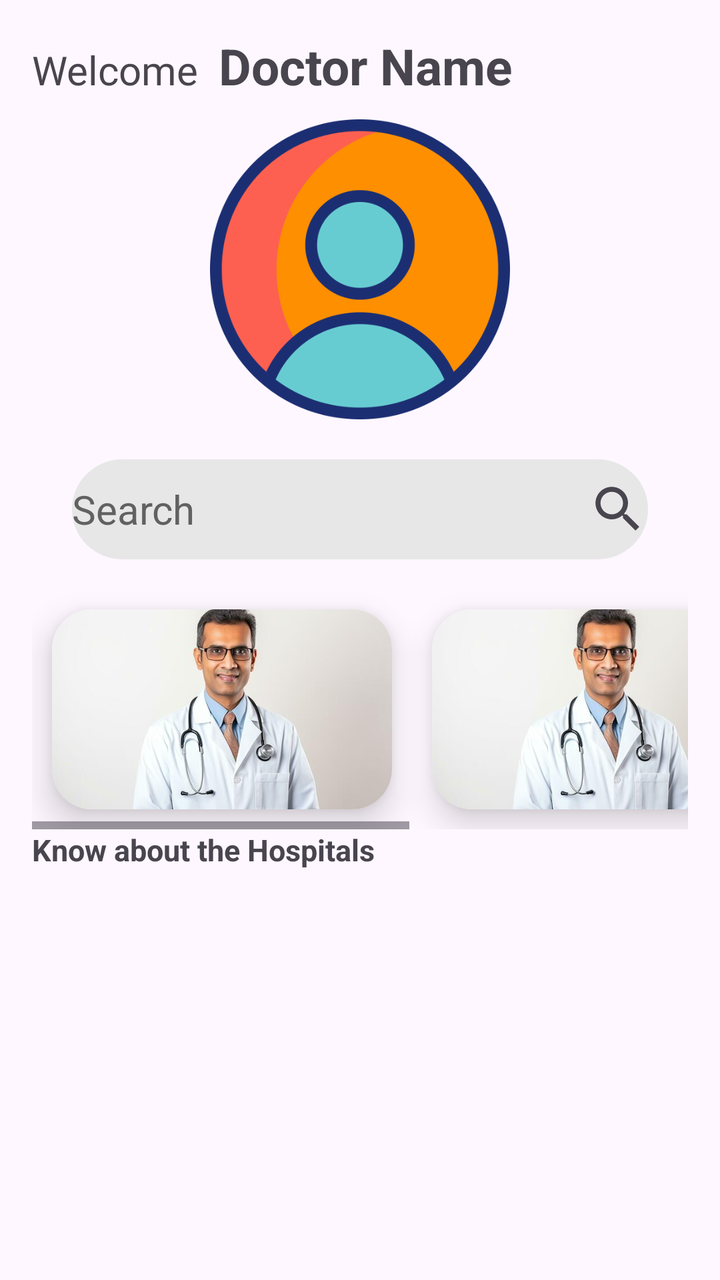
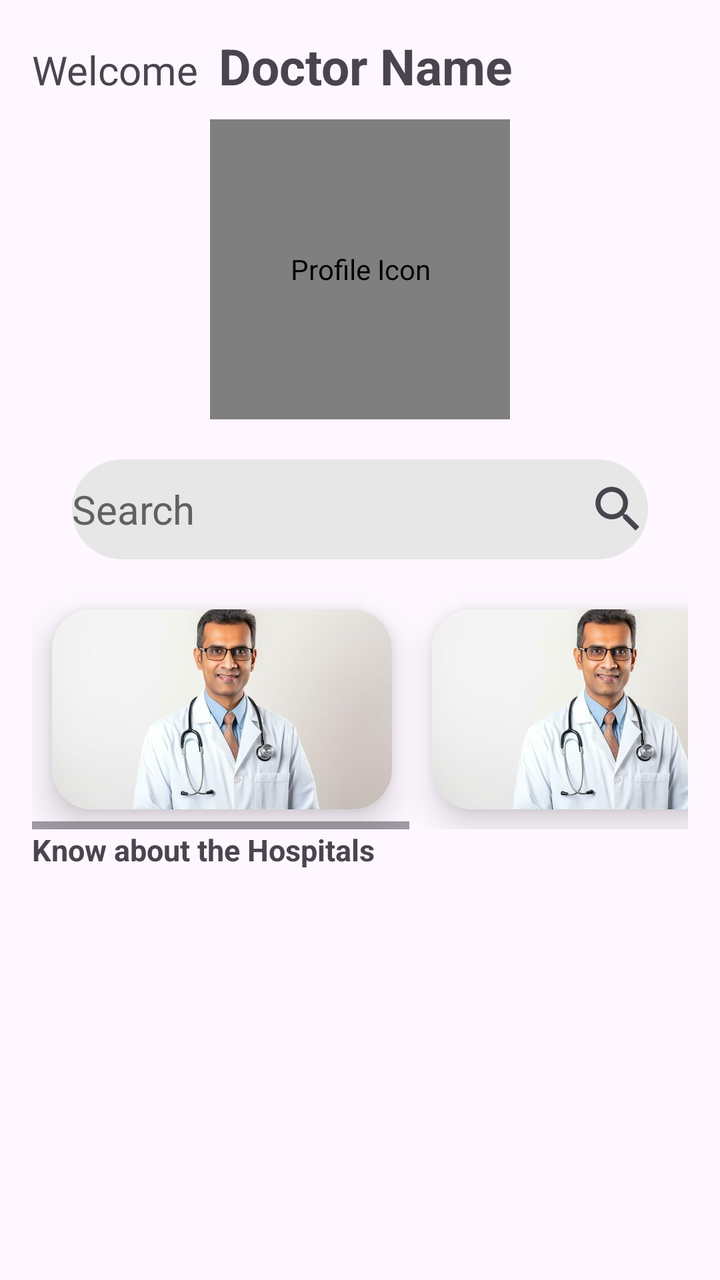

Before-and-after screenshots of an Android layout around one commit, followed by the original layout XML and the change that was made.
<!-- AndroidManifest.xml: application theme Theme.DoctorA -->
<!-- res/layout/fragment_dash_board.xml -->
<?xml version="1.0" encoding="utf-8"?>
<androidx.constraintlayout.widget.ConstraintLayout xmlns:android="http://schemas.android.com/apk/res/android"
    xmlns:app="http://schemas.android.com/apk/res-auto"
    xmlns:tools="http://schemas.android.com/tools"
    android:layout_width="match_parent"
    android:layout_height="match_parent"
    tools:context=".Fragment.DashBoardFragment">

    <LinearLayout
        android:layout_width="match_parent"
        android:layout_height="match_parent"
        android:orientation="vertical"
        android:padding="16dp">


        <LinearLayout
            android:layout_width="match_parent"
            android:layout_height="wrap_content"
            android:orientation="horizontal">

            <TextView
                android:layout_width="wrap_content"
                android:layout_height="wrap_content"
                android:fontFamily="@font/bungee"
                android:text="Welcome  "
                android:textSize="20sp" />

            <TextView
                android:id="@+id/doctorname"
                android:layout_width="wrap_content"
                android:layout_height="wrap_content"
                android:fontFamily="sans-serif"
                android:text="Doctor Name"
                android:textSize="25sp"
                android:textStyle="bold" />

        </LinearLayout>

        <ImageView
            android:layout_width="150dp"
            android:layout_height="150dp"
            android:layout_gravity="center_horizontal"
            android:layout_marginTop="10dp"
            android:contentDescription="Profile Icon"
            android:src="@drawable/profileicon" />
        >

        <LinearLayout
            android:id="@+id/homeSearch"
            android:layout_width="match_parent"
            android:layout_height="50dp"
            android:layout_marginStart="20dp"
            android:layout_marginTop="20dp"
            android:layout_marginEnd="20dp"
            android:background="@drawable/search"
            android:gravity="center"
            android:orientation="horizontal">

            <TextView
                android:layout_width="wrap_content"
                android:layout_height="wrap_content"
                android:layout_weight="1"
                android:text="Search"
                android:textColor="@color/dark_gray"
                android:textSize="20sp" />

            <ImageView
                android:layout_width="30dp"
                android:layout_height="30dp"
                android:contentDescription="Search Icon"
                android:src="@drawable/search2" />
        </LinearLayout>

        
        <HorizontalScrollView
            android:layout_width="match_parent"
            android:layout_height="wrap_content"
            android:layout_marginTop="15dp">

            <LinearLayout
                android:layout_width="wrap_content"
                android:layout_height="wrap_content"
                android:orientation="horizontal">

                
                <androidx.cardview.widget.CardView
                    android:layout_width="170dp"
                    android:layout_height="100dp"
                    android:layout_margin="10dp"
                    app:cardCornerRadius="20dp"
                    app:cardElevation="10dp">

                    <ImageView
                        android:id="@+id/home_pizza"
                        android:src="@drawable/doctor"
                        android:layout_width="match_parent"
                        android:layout_height="match_parent"
                        android:contentDescription="Pizza"
                        android:scaleType="centerCrop" />
                </androidx.cardview.widget.CardView>

                <androidx.cardview.widget.CardView
                    android:layout_width="170dp"
                    android:layout_height="100dp"
                    android:layout_margin="10dp"
                    app:cardCornerRadius="20dp"
                    app:cardElevation="10dp">

                    <ImageView
                        android:id="@+id/home_burger"
                        android:src="@drawable/doctor"
                        android:layout_width="match_parent"
                        android:layout_height="match_parent"
                        android:contentDescription="Burger"
                        android:scaleType="centerCrop" />
                </androidx.cardview.widget.CardView>

                
                <androidx.cardview.widget.CardView
                    android:layout_width="170dp"
                    android:layout_height="100dp"
                    android:layout_margin="10dp"
                    app:cardCornerRadius="20dp"
                    app:cardElevation="10dp">

                    <ImageView
                        android:id="@+id/home_burger2"
                        android:layout_width="match_parent"
                        android:layout_height="match_parent"
                        android:contentDescription="Burger 2"
                        android:scaleType="centerCrop" />
                </androidx.cardview.widget.CardView>
            </LinearLayout>
        </HorizontalScrollView>

        <TextView
            android:layout_width="match_parent"
            android:layout_height="wrap_content"
            android:text="Know about the Hospitals"
            android:textSize="15sp"
            android:textStyle="bold" />

        <androidx.recyclerview.widget.RecyclerView
            android:id="@+id/nearestHospitals"
            android:layout_width="match_parent"
            android:layout_height="match_parent" />
    </LinearLayout>

</androidx.constraintlayout.widget.ConstraintLayout>
<!-- resources referenced by this layout -->
<resources>
  <color name="dark_gray">#616161</color>
  <!-- drawable doctor: jpg bitmap (drawable, 15708 bytes) -->
  <!-- drawable profileicon: png bitmap (drawable, 38909 bytes) -->
  <!-- drawable search (drawable) -->
  <?xml version="1.0" encoding="utf-8"?>
  <selector xmlns:android="http://schemas.android.com/apk/res/android">
      <item>
          <shape android:shape="rectangle">
              <solid android:color="@color/lightgray">
  
              </solid>
  
              <corners android:radius="100dp">
  
              </corners>
          </shape>
      </item>
  </selector>
  <!-- drawable search2 (drawable) -->
  <vector xmlns:android="http://schemas.android.com/apk/res/android"
      android:width="24dp"
      android:height="24dp"
      android:viewportWidth="24"
      android:viewportHeight="24"
      android:tint="?attr/colorControlNormal">
      <path
          android:fillColor="@android:color/white"
          android:pathData="M15.5,14h-0.79l-0.28,-0.27C15.41,12.59 16,11.11 16,9.5 16,5.91 13.09,3 9.5,3S3,5.91 3,9.5 5.91,16 9.5,16c1.61,0 3.09,-0.59 4.23,-1.57l0.27,0.28v0.79l5,4.99L20.49,19l-4.99,-5zM9.5,14C7.01,14 5,11.99 5,9.5S7.01,5 9.5,5 14,7.01 14,9.5 11.99,14 9.5,14z"/>
  </vector>
  <style name="Theme.DoctorA" parent="Base.Theme.DoctorA" />
  <color name="lightgray">#E7E7E7</color>
  <style name="Base.Theme.DoctorA" parent="Theme.Material3.DayNight.NoActionBar">
          
          
      </style>
</resources>

<!-- the commit's change to res/layout/fragment_dash_board.xml (unified diff, before → after) -->
@@ -36,14 +36,15 @@
 
         </LinearLayout>
 
-        <ImageView
+        <de.hdodenhof.circleimageview.CircleImageView
+            android:id="@+id/doctor_Image"
             android:layout_width="150dp"
             android:layout_height="150dp"
             android:layout_gravity="center_horizontal"
             android:layout_marginTop="10dp"
             android:contentDescription="Profile Icon"
             android:src="@drawable/profileicon" />
-        >
+
 
         <LinearLayout
             android:id="@+id/homeSearch"
